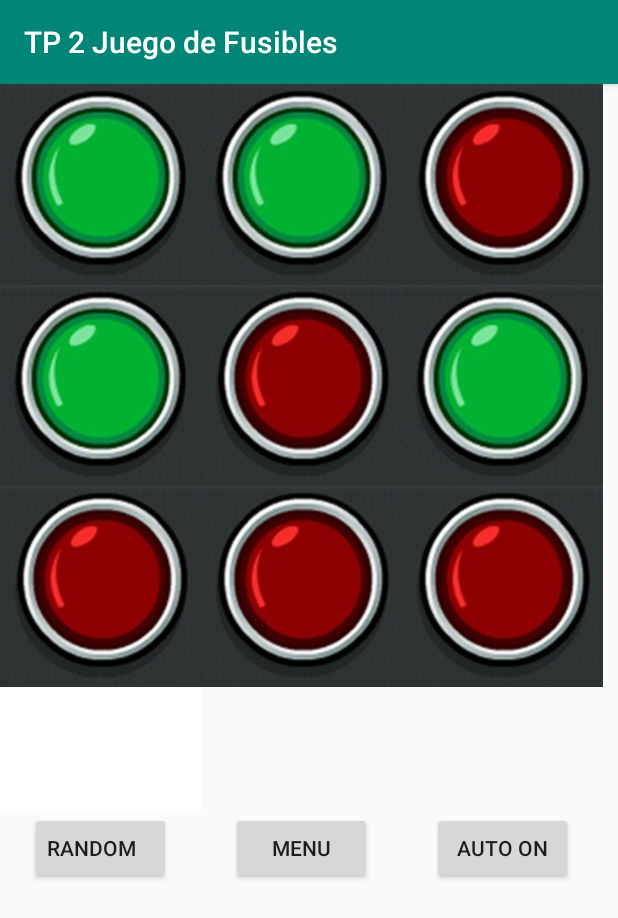
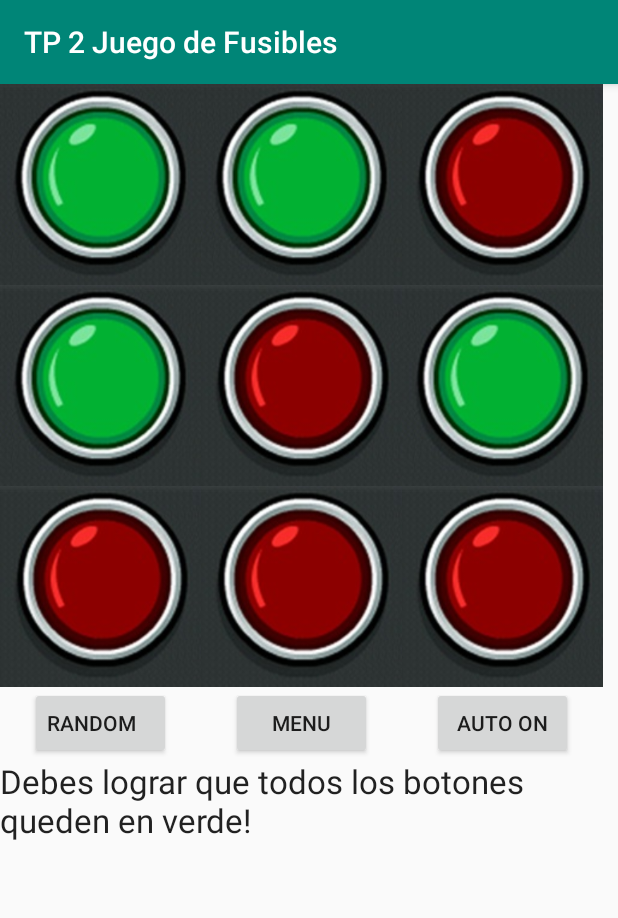
Before and after one commit to NicoMargo/Trabajos-5to-Universal, an Android app: the GameActivity screen opened directly, with no data from a screen before it, after a tap on an icon or button, on a phone screen of 412 x 824 dp. Shown: the top 918 px of the screen. Run offline under Robolectric (Android 15) with nearby library versions, the phone set to English and light mode, and no system bars; 1 statement that could not run was skipped.

Commit message:
game finished

```diff
--- a/Programacion/TP2JuegodeFusibles/app/src/main/java/com/example/tp2juegodefusibles/GameActivity.java
+++ b/Programacion/TP2JuegodeFusibles/app/src/main/java/com/example/tp2juegodefusibles/GameActivity.java
@@ -28,12 +28,9 @@ public class GameActivity extends AppCompatActivity implements View.OnClickListe
     public static final String PARAMETERSCREEN = "com.example.tp2juegodefusibles.GameActivity.LastScreen";
     private static Timer timer = new Timer();
     private static int iMilisecs = 0;
-    public boolean bAutoModeOn = false;
+    private boolean bAutoModeOn = false;
     private Boton Buttons[][];
     private int iCantMoves = 0;
-    public int getCantMoves(){
-        return iCantMoves;
-    }
     private static final int iCantButtonsX = 3;
     private static final int iCantButtonsY = 3;
     private Button btnBot;
@@ -53,7 +50,6 @@ public class GameActivity extends AppCompatActivity implements View.OnClickListe
 
         Buttons = new Boton[iCantButtonsX][iCantButtonsY];
 
-        Log.d("xd","xd");
         GetReferences();
         SetListeners();
 
@@ -61,6 +57,7 @@ public class GameActivity extends AppCompatActivity implements View.OnClickListe
 
     //Funcion que obtiene las referencias de los elementos del design
     private void GetReferences(){
+
         Buttons[0][0] = new Boton((Button)findViewById(R.id.btn00),false);
         Buttons[0][1] = new Boton((Button)findViewById(R.id.btn01),false);
         Buttons[0][2] = new Boton((Button)findViewById(R.id.btn02),false);
@@ -103,7 +100,7 @@ public class GameActivity extends AppCompatActivity implements View.OnClickListe
         ToggleButton(iButtonPos);
     }//Fin de la funcion onClickListener
 
-    public void ToggleButton(int iButtonPos){//Funcion que se llama cuando se hace la accion de interactuar con un boton
+    private void ToggleButton(int iButtonPos){//Funcion que se llama cuando se hace la accion de interactuar con un boton
         HistoryMoves.add(iButtonPos);
         int iX = iButtonPos / iCantButtonsX;
         int iY = iButtonPos % iCantButtonsX;
@@ -111,6 +108,7 @@ public class GameActivity extends AppCompatActivity implements View.OnClickListe
         if (iX > 0) {
             Buttons[iX - 1][iY].changeActivo();
         }
+        Log.d("xd",""+iButtonPos);
         if (iY > 0) {
             Buttons[iX][iY - 1].changeActivo();
         }
@@ -130,7 +128,7 @@ public class GameActivity extends AppCompatActivity implements View.OnClickListe
     }//Fin de funcion ToggleButton
 
     //Funcion que devuelve que boton se toco dada una id
-    public int SearchButtonPos(int id){
+    private int SearchButtonPos(int id){
         int i = 0;
         int j = 0;
         boolean bFound = false;
@@ -152,6 +150,7 @@ public class GameActivity extends AppCompatActivity implements View.OnClickListe
     private void IniciarSegundaActividad(boolean bVictory){
         Intent nuevaActividad = new Intent(GameActivity.this, ResultActivity.class);
 
+        LastScreen.clear();
         for(int i = 0; i<iCantButtonsX;i++){
             for(int j = 0; j<iCantButtonsY;j++){
                 if(Buttons[i][j].getActivo()) {
@@ -195,8 +194,8 @@ public class GameActivity extends AppCompatActivity implements View.OnClickListe
         @Override
         public void onClick(View v) {
             if(!bAutoModeOn) {
+                bAutoModeOn = true;
                 MyTimer();
-                bAutoModeOn = true;
                 btnBot.setText("Auto Off");
             }
             else{
--- a/Programacion/TP2JuegodeFusibles/app/src/main/res/layout/activity_game.xml
+++ b/Programacion/TP2JuegodeFusibles/app/src/main/res/layout/activity_game.xml
@@ -6,12 +6,15 @@
     android:layout_height="match_parent"
     tools:context=".GameActivity">
 
+    <LinearLayout
+        android:layout_width="match_parent"
+        android:layout_height="match_parent"
+        android:orientation="vertical">
+
         <TableLayout
             android:id="@+id/tblyTable"
             android:layout_width="402dp"
-        android:layout_height="716dp"
-        tools:layout_editor_absoluteX="8dp"
-        tools:layout_editor_absoluteY="0dp">
+            android:layout_height="wrap_content">
 
             <TableRow
                 android:layout_width="match_parent"
@@ -106,13 +109,6 @@
                 android:layout_width="match_parent"
                 android:layout_height="match_parent">
 
-            <ImageView
-                android:id="@+id/imageView"
-                android:layout_width="match_parent"
-                android:layout_height="83dp"
-                app:srcCompat="@color/colorAccent"
-                tools:layout_editor_absoluteX="9dp"
-                tools:layout_editor_absoluteY="501dp" />
             </TableRow>
 
             <TableRow
@@ -143,8 +139,17 @@
                     android:layout_marginLeft="20dp"
                     android:layout_marginRight="20dp"
                     android:text="Auto On" />
+
             </TableRow>
 
         </TableLayout>
 
+        <TextView
+            android:id="@+id/textView"
+            android:layout_width="wrap_content"
+            android:layout_height="wrap_content"
+            android:text="Debes lograr que todos los botones queden en verde!"
+            android:textAppearance="@style/TextAppearance.AppCompat.Large" />
+    </LinearLayout>
+
 </android.support.constraint.ConstraintLayout>
```
Also changed, not shown: Programacion/TP2JuegodeFusibles/app/src/main/java/com/example/tp2juegodefusibles/ResultActivity.java (+44 -46 lines). Lines whose indentation alone changed are shown as unchanged.
